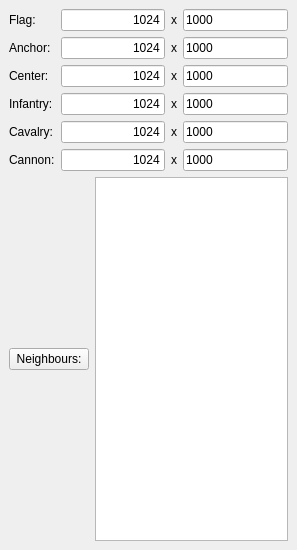
Qt form ksirkskineditor/ksirkcountrydefinition.ui (KDE/ksirk) before a commit.
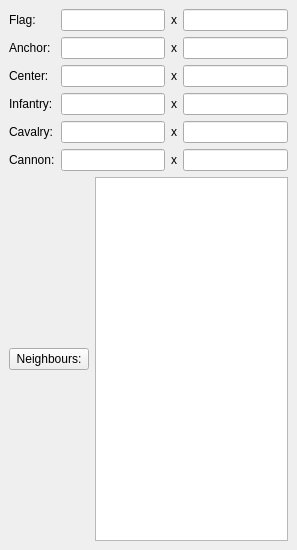
The same form after that commit. Custom widgets are drawn as their Qt base class.

What changed in the file:
```diff
--- a/ksirkskineditor/ksirkcountrydefinition.ui
+++ b/ksirkskineditor/ksirkcountrydefinition.ui
@@ -26,7 +26,7 @@
       <item row="0" column="1" >
        <widget class="QLineEdit" name="flagx" >
         <property name="text" >
-         <string>1024</string>
+         <string/>
         </property>
         <property name="alignment" >
          <set>Qt::AlignRight|Qt::AlignTrailing|Qt::AlignVCenter</set>
@@ -46,7 +46,7 @@
       <item row="0" column="3" >
        <widget class="QLineEdit" name="flagy" >
         <property name="text" >
-         <string>1000</string>
+         <string/>
         </property>
        </widget>
       </item>
@@ -60,7 +60,7 @@
       <item row="1" column="1" >
        <widget class="QLineEdit" name="anchorx" >
         <property name="text" >
-         <string>1024</string>
+         <string/>
         </property>
         <property name="alignment" >
          <set>Qt::AlignRight|Qt::AlignTrailing|Qt::AlignVCenter</set>
@@ -80,7 +80,7 @@
       <item row="1" column="3" >
        <widget class="QLineEdit" name="anchory" >
         <property name="text" >
-         <string>1000</string>
+         <string/>
         </property>
        </widget>
       </item>
@@ -94,7 +94,7 @@
       <item row="2" column="1" >
        <widget class="QLineEdit" name="centerx" >
         <property name="text" >
-         <string>1024</string>
+         <string/>
         </property>
         <property name="alignment" >
          <set>Qt::AlignRight|Qt::AlignTrailing|Qt::AlignVCenter</set>
@@ -114,7 +114,7 @@
       <item row="2" column="3" >
        <widget class="QLineEdit" name="centery" >
         <property name="text" >
-         <string>1000</string>
+         <string/>
         </property>
        </widget>
       </item>
@@ -128,7 +128,7 @@
       <item row="3" column="1" >
        <widget class="QLineEdit" name="infantryx" >
         <property name="text" >
-         <string>1024</string>
+         <string/>
         </property>
         <property name="alignment" >
          <set>Qt::AlignRight|Qt::AlignTrailing|Qt::AlignVCenter</set>
@@ -148,7 +148,7 @@
       <item row="3" column="3" >
        <widget class="QLineEdit" name="infantryy" >
         <property name="text" >
-         <string>1000</string>
+         <string/>
         </property>
        </widget>
       </item>
@@ -162,7 +162,7 @@
       <item row="4" column="1" >
        <widget class="QLineEdit" name="cavalryx" >
         <property name="text" >
-         <string>1024</string>
+         <string/>
         </property>
         <property name="alignment" >
          <set>Qt::AlignRight|Qt::AlignTrailing|Qt::AlignVCenter</set>
@@ -182,7 +182,7 @@
       <item row="4" column="3" >
        <widget class="QLineEdit" name="cavalryy" >
         <property name="text" >
-         <string>1000</string>
+         <string/>
         </property>
        </widget>
       </item>
@@ -193,16 +193,6 @@
         </property>
        </widget>
       </item>
-      <item row="5" column="1" >
-       <widget class="QLineEdit" name="cannonx" >
-        <property name="text" >
-         <string>1024</string>
-        </property>
-        <property name="alignment" >
-         <set>Qt::AlignRight|Qt::AlignTrailing|Qt::AlignVCenter</set>
-        </property>
-       </widget>
-      </item>
       <item row="5" column="2" >
        <widget class="QLabel" name="label_11" >
         <property name="text" >
@@ -216,7 +206,17 @@
       <item row="5" column="3" >
        <widget class="QLineEdit" name="cannony" >
         <property name="text" >
-         <string>1000</string>
+         <string/>
+        </property>
+       </widget>
+      </item>
+      <item row="5" column="1" >
+       <widget class="QLineEdit" name="cannonx" >
+        <property name="text" >
+         <string/>
+        </property>
+        <property name="alignment" >
+         <set>Qt::AlignRight|Qt::AlignTrailing|Qt::AlignVCenter</set>
         </property>
        </widget>
       </item>
```
